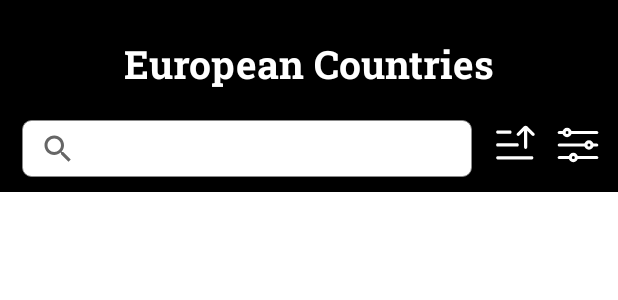
After one commit to mervekkas/EuropeanCountries, an Android app: the layout tool_bar_layout.xml on its own in the app's theme, with its tools: preview values and no code run, on a phone screen of 412 x 824 dp. The commit adds this screen. Shown: the top 300 px of the screen. Run offline under Robolectric (Android 15) with nearby library versions, the phone set to English and light mode, and no system bars; network calls fail.

Commit message:
Custom Toolbar Layout Created

```diff
--- a/app/src/main/java/com/mvks/europeancountries/view/CountryListFragment.kt
+++ b/app/src/main/java/com/mvks/europeancountries/view/CountryListFragment.kt
@@ -1,9 +1,8 @@
 package com.mvks.europeancountries.view
 
 import android.os.Bundle
-import android.view.LayoutInflater
-import android.view.View
-import android.view.ViewGroup
+import android.view.*
+import android.widget.SearchView
 import androidx.fragment.app.Fragment
 import androidx.fragment.app.FragmentManager
 import androidx.lifecycle.Observer
@@ -15,6 +14,7 @@ import com.mvks.europeancountries.model.Country
 import com.mvks.europeancountries.viewmodel.CountryDetailViewModel
 import com.mvks.europeancountries.viewmodel.CountryListViewModel
 import kotlinx.android.synthetic.main.fragment_country_list.*
+import kotlinx.android.synthetic.main.tool_bar_layout.*
 
 class CountryListFragment : Fragment(), CountryListRecyclerAdapter.CountryAdapterListener {
     private lateinit var viewModel: CountryListViewModel
@@ -31,6 +31,7 @@ class CountryListFragment : Fragment(), CountryListRecyclerAdapter.CountryAdapte
     ): View? {
         // Inflate the layout for this fragment
         return inflater.inflate(R.layout.fragment_country_list, container, false)
+
     }
 
     override fun onViewCreated(view: View, savedInstanceState: Bundle?) {
@@ -39,6 +40,7 @@ class CountryListFragment : Fragment(), CountryListRecyclerAdapter.CountryAdapte
         viewModel = ViewModelProviders.of(this).get(CountryListViewModel::class.java)
         viewModel.refreshData()
 
+        setToolBar()
         rv_country_list.layoutManager = LinearLayoutManager(context)
         rv_country_list.adapter = recyclerCountryAdapter
         swipeRefreshLayout.setOnRefreshListener {
@@ -49,6 +51,23 @@ class CountryListFragment : Fragment(), CountryListRecyclerAdapter.CountryAdapte
             swipeRefreshLayout.isRefreshing = false
         }
         observeLiveData()
+    }
+
+    private fun setToolBar() {
+        tool_bar_title.setText(R.string.list_title)
+        getQueryTextListener()
+    }
+
+    private fun getQueryTextListener() {
+        tool_bar_search_view.setOnQueryTextListener(object  : SearchView.OnQueryTextListener {
+            override fun onQueryTextSubmit(query: String?): Boolean {
+                TODO("Not yet implemented")
+            }
+
+            override fun onQueryTextChange(newText: String?): Boolean {
+                TODO("Not yet implemented")
+            }
+        })
     }
 
     fun observeLiveData() {
@@ -96,6 +115,8 @@ class CountryListFragment : Fragment(), CountryListRecyclerAdapter.CountryAdapte
     override fun onClicked(model: Country) {
         val fragment = CountryDetailFragment()
         fragment.countryLiveData.value = model
-        fragmentManager?.beginTransaction()?.replace(R.id.container_main, fragment)?.addToBackStack("Tag")?.commit()
+        fragmentManager?.beginTransaction()?.replace(R.id.container_main, fragment)
+            ?.addToBackStack("Tag")?.commit()
     }
+
 }
--- /dev/null
+++ b/app/src/main/res/drawable-v24/bg_search_view.xml
@@ -0,0 +1,23 @@
+<?xml version="1.0" encoding="utf-8"?>
+<shape xmlns:android="http://schemas.android.com/apk/res/android" android:shape="rectangle" >
+    <corners
+        android:radius="6dp"
+        />
+    <solid
+        android:color="@color/colorWhite"
+        />
+    <padding
+        android:left="0dp"
+        android:top="0dp"
+        android:right="0dp"
+        android:bottom="0dp"
+        />
+    <size
+        android:width="300dp"
+        android:height="34dp"
+        />
+    <stroke
+        android:width="0.8sp"
+        android:color="@color/colorLine"
+        />
+</shape>
--- a/app/src/main/res/drawable-v24/ic_iconfinder_filter.xml
+++ b/app/src/main/res/drawable-v24/ic_iconfinder_filter.xml
@@ -1,6 +1,6 @@
 <vector xmlns:android="http://schemas.android.com/apk/res/android"
-    android:width="32dp"
-    android:height="32dp"
+    android:width="33dp"
+    android:height="33dp"
     android:viewportWidth="32"
     android:viewportHeight="32">
   <path
--- a/app/src/main/res/drawable-v24/ic_iconfinder_sort_up.xml
+++ b/app/src/main/res/drawable-v24/ic_iconfinder_sort_up.xml
@@ -1,6 +1,6 @@
 <vector xmlns:android="http://schemas.android.com/apk/res/android"
-    android:width="28dp"
-    android:height="28dp"
+    android:width="30dp"
+    android:height="30dp"
     android:viewportWidth="28"
     android:viewportHeight="28">
   <path
--- a/app/src/main/res/layout/fragment_country_list.xml
+++ b/app/src/main/res/layout/fragment_country_list.xml
@@ -1,6 +1,15 @@
 <?xml version="1.0" encoding="utf-8"?>
 <layout xmlns:android="http://schemas.android.com/apk/res/android"
     xmlns:app="http://schemas.android.com/apk/res-auto">
+
+    <LinearLayout
+        android:layout_width="match_parent"
+        android:layout_height="match_parent"
+        android:orientation="vertical">
+
+        <include
+            android:id="@+id/tool_bar_list"
+            layout="@layout/tool_bar_layout"/>
 
         <androidx.swiperefreshlayout.widget.SwipeRefreshLayout
             android:id="@+id/swipeRefreshLayout"
@@ -43,4 +52,6 @@
 
             </androidx.constraintlayout.widget.ConstraintLayout>
         </androidx.swiperefreshlayout.widget.SwipeRefreshLayout>
+    </LinearLayout>
+
 </layout>
--- /dev/null
+++ b/app/src/main/res/layout/tool_bar_layout.xml
@@ -0,0 +1,52 @@
+<?xml version="1.0" encoding="utf-8"?>
+<androidx.constraintlayout.widget.ConstraintLayout xmlns:android="http://schemas.android.com/apk/res/android"
+    android:layout_width="match_parent"
+    android:layout_height="wrap_content"
+    xmlns:app="http://schemas.android.com/apk/res-auto"
+    android:paddingBottom="10dp"
+    android:background="@color/colorBlack">
+
+    <TextView
+        android:id="@+id/tool_bar_title"
+        android:layout_width="wrap_content"
+        android:layout_height="wrap_content"
+        android:text="@string/list_title"
+        android:textColor="@color/colorWhite"
+        style="@style/TextMedium"
+        android:textSize="26dp"
+        android:gravity="center"
+        android:layout_marginBottom="20dp"
+        app:layout_constraintBottom_toTopOf="@id/tool_bar_search_view"
+        app:layout_constraintStart_toStartOf="parent"
+        app:layout_constraintEnd_toEndOf="parent"/>
+
+    <SearchView
+        android:id="@+id/tool_bar_search_view"
+        android:layout_width="wrap_content"
+        android:layout_height="38dp"
+        android:background="@drawable/bg_search_view"
+        android:layout_marginTop="80dp"
+        android:layout_marginHorizontal="10dp"
+        app:layout_constraintTop_toTopOf="parent"
+        app:layout_constraintStart_toStartOf="parent"
+        app:layout_constraintEnd_toStartOf="@+id/img_toolBar_sort"/>
+
+    <ImageView
+        android:id="@+id/img_toolBar_sort"
+        android:layout_width="wrap_content"
+        android:layout_height="wrap_content"
+        android:src="@drawable/ic_iconfinder_sort_up"
+        android:layout_marginEnd="10dp"
+        app:layout_constraintTop_toTopOf="@+id/tool_bar_search_view"
+        app:layout_constraintEnd_toStartOf="@+id/img_toolBar_filter"/>
+
+    <ImageView
+        android:id="@+id/img_toolBar_filter"
+        android:layout_width="wrap_content"
+        android:layout_height="wrap_content"
+        android:src="@drawable/ic_iconfinder_filter"
+        android:layout_marginEnd="10dp"
+        app:layout_constraintTop_toTopOf="@+id/tool_bar_search_view"
+        app:layout_constraintEnd_toEndOf="parent"/>
+
+</androidx.constraintlayout.widget.ConstraintLayout>
--- a/app/src/main/res/values-night/themes.xml
+++ b/app/src/main/res/values-night/themes.xml
@@ -1,13 +1,6 @@
 <resources xmlns:tools="http://schemas.android.com/tools">
     <!-- Base application theme. -->
     <style name="Theme.EuropeanCountries" parent="Theme.MaterialComponents.DayNight.DarkActionBar">
-        <!-- Primary brand color. -->
-        <item name="colorPrimary">@color/purple_200</item>
-        <item name="colorPrimaryVariant">@color/purple_700</item>
-        <item name="colorOnPrimary">@color/black</item>
-        <!-- Secondary brand color. -->
-        <item name="colorSecondary">@color/teal_200</item>
-        <item name="colorSecondaryVariant">@color/teal_200</item>
         <item name="colorOnSecondary">@color/black</item>
         <!-- Status bar color. -->
         <item name="android:statusBarColor" tools:targetApi="l">?attr/colorPrimaryVariant</item>
--- a/app/src/main/res/values/strings.xml
+++ b/app/src/main/res/values/strings.xml
@@ -4,6 +4,5 @@
     <string name="sirala">Sırala</string>
     <string name="filtrele">Filtrele</string>
     <string name="ara">Ara</string>
-    <!-- TODO: Remove or change this placeholder text -->
-    <string name="hello_blank_fragment">Hello blank fragment</string>
+    <string name="list_title">European Countries</string>
 </resources>
--- a/app/src/main/res/values/themes.xml
+++ b/app/src/main/res/values/themes.xml
@@ -1,13 +1,6 @@
 <resources xmlns:tools="http://schemas.android.com/tools">
     <!-- Base application theme. -->
     <style name="Theme.EuropeanCountries" parent="Theme.MaterialComponents.DayNight.DarkActionBar">
-        <!-- Primary brand color. -->
-        <item name="colorPrimary">@color/purple_500</item>
-        <item name="colorPrimaryVariant">@color/purple_700</item>
-        <item name="colorOnPrimary">@color/white</item>
-        <!-- Secondary brand color. -->
-        <item name="colorSecondary">@color/teal_200</item>
-        <item name="colorSecondaryVariant">@color/teal_700</item>
         <item name="colorOnSecondary">@color/black</item>
         <!-- Status bar color. -->
         <item name="android:statusBarColor" tools:targetApi="l">?attr/colorPrimaryVariant</item>
```
Lines whose indentation alone changed are shown as unchanged.
